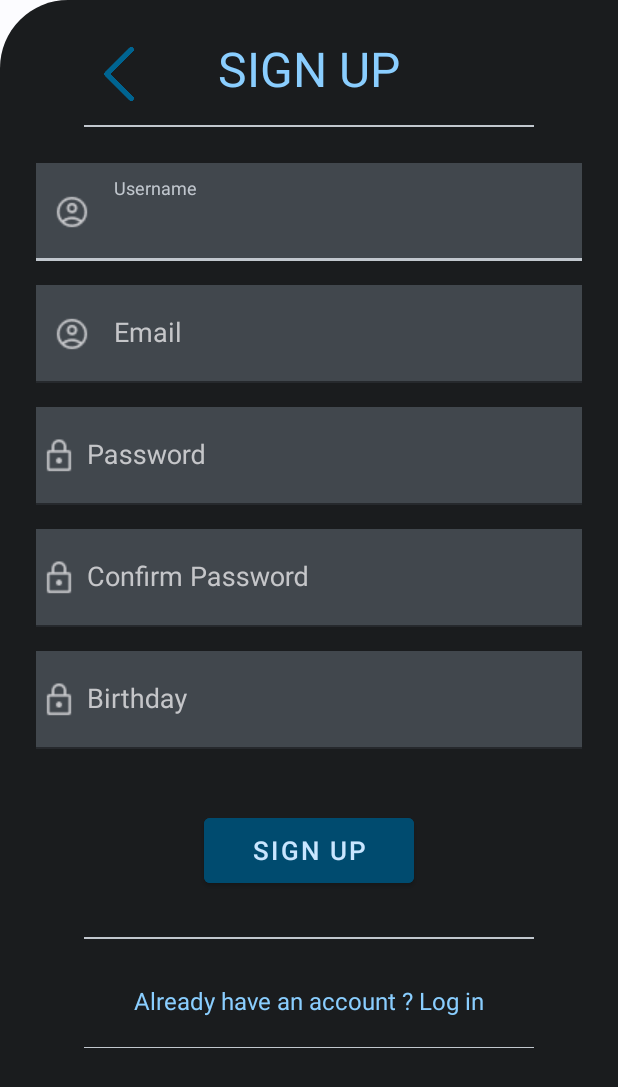
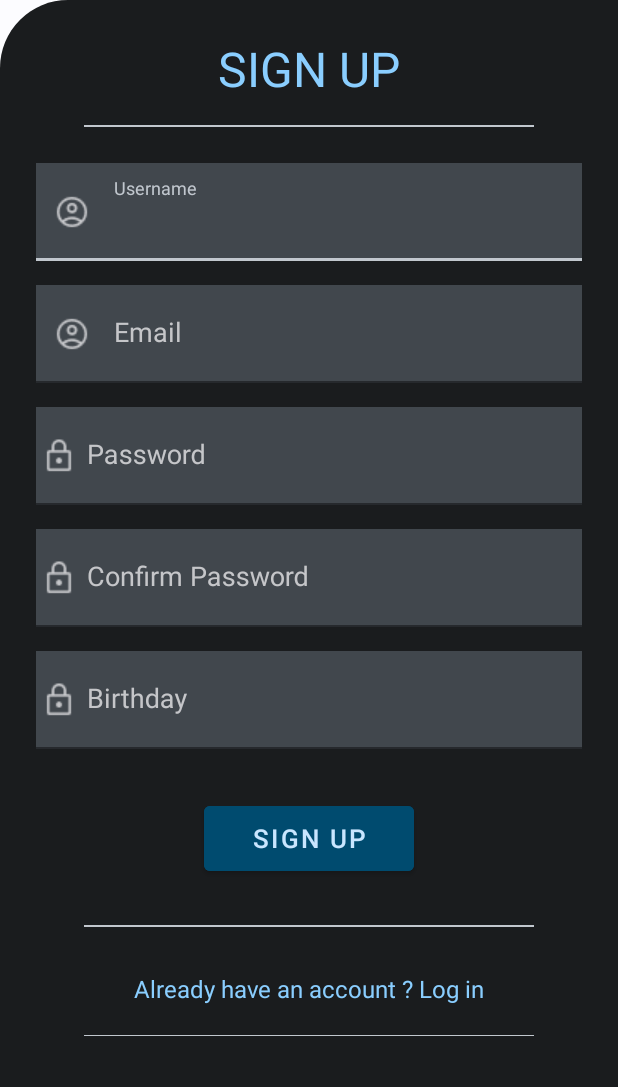
Before and after one commit to LapierreYohan/GifWatcher, an Android app: the layout modal_fragment_register.xml on its own in the app's theme, with its tools: preview values and no code run, on a phone screen of 412 x 824 dp. Shown: the top 1087 px of the screen. Run offline under Robolectric (Android 15) with nearby library versions, the phone set to English and light mode, and no system bars.

Commit message:
Connect Register Modal and Login modal

```diff
--- a/Gifs_Watcher/app/src/main/java/com/example/gifs_watcher/views/splashscreen/SplashScreenActivity.kt
+++ b/Gifs_Watcher/app/src/main/java/com/example/gifs_watcher/views/splashscreen/SplashScreenActivity.kt
@@ -19,7 +19,7 @@ class SplashScreenActivity : AppCompatActivity() {
         }
         setContentView(R.layout.activity_splash_screen)
 
-        Handler().postDelayed(this::showLoginModal, 500)
+        showLoginModal()
     }
 
     private fun showLoginModal() : Unit {
--- a/Gifs_Watcher/app/src/main/java/com/example/gifs_watcher/views/splashscreen/modals/LoginModal.kt
+++ b/Gifs_Watcher/app/src/main/java/com/example/gifs_watcher/views/splashscreen/modals/LoginModal.kt
@@ -23,6 +23,8 @@ object LoginModal : BottomSheetDialogFragment() {
         val register : TextView = view.findViewById(R.id.login_register)
         register.setOnClickListener {
             this.dismiss()
+            val registerMenu: RegisterModal = RegisterModal
+            registerMenu.show(getParentFragmentManager(), registerMenu.TAG)
         }
 
         dialog?.setCanceledOnTouchOutside(false)
--- a/Gifs_Watcher/app/src/main/java/com/example/gifs_watcher/views/splashscreen/modals/PasswordModal.kt
+++ b/Gifs_Watcher/app/src/main/java/com/example/gifs_watcher/views/splashscreen/modals/PasswordModal.kt
@@ -43,13 +43,13 @@ object PasswordModal : BottomSheetDialogFragment() {
 
     override fun onStart() : Unit {
         super.onStart();
-        var dialog : Dialog? = LoginModal.getDialog();
+        var dialog : Dialog? = PasswordModal.getDialog();
 
         if (dialog != null) {
             var bottomSheet : View = dialog.findViewById(R.id.modal_fragment_pass)
             bottomSheet.getLayoutParams().height = ViewGroup.LayoutParams.MATCH_PARENT;
 
-            var view : View? = LoginModal.getView();
+            var view : View? = PasswordModal.getView();
 
             val post = view?.post {
 
--- a/Gifs_Watcher/app/src/main/res/layout/modal_fragment_login.xml
+++ b/Gifs_Watcher/app/src/main/res/layout/modal_fragment_login.xml
@@ -197,7 +197,7 @@
         <View
             android:id="@+id/login_separator_view3"
             android:layout_width="300dp"
-            android:layout_height="1px"
+            android:layout_height="0.1px"
             android:layout_marginTop="20dp"
             android:background="@color/md_theme_dark_onSurfaceVariant"
             app:layout_constraintEnd_toEndOf="parent"
--- a/Gifs_Watcher/app/src/main/res/layout/modal_fragment_register.xml
+++ b/Gifs_Watcher/app/src/main/res/layout/modal_fragment_register.xml
@@ -22,18 +22,6 @@
         app:layout_behavior="com.google.android.material.bottomsheet.BottomSheetBehavior"
         app:layout_constraintBottom_toBottomOf="parent"
         tools:layout_editor_absoluteX="-109dp">
-
-        <Button
-            android:layout_width="36dp"
-            android:layout_height="36dp"
-            android:background="@drawable/back_icon"
-            android:backgroundTint="@color/md_theme_dark_onBackground"
-            app:layout_constraintBottom_toBottomOf="@+id/register_title"
-            app:layout_constraintEnd_toStartOf="@+id/register_title"
-            app:layout_constraintHorizontal_bias="0.56"
-            app:layout_constraintStart_toStartOf="parent"
-            app:layout_constraintTop_toTopOf="parent"
-            app:layout_constraintVertical_bias="1.0" />
 
         <TextView
             android:id="@+id/register_title"
@@ -210,7 +198,7 @@
             android:id="@+id/register_signin_button"
             android:layout_width="140dp"
             android:layout_height="55dp"
-            android:layout_marginTop="40dp"
+            android:layout_marginTop="32dp"
             android:backgroundTint="@color/md_theme_dark_primaryContainer"
             android:text="@string/register_button"
             android:textColor="@color/md_theme_dark_onPrimaryContainer"
@@ -245,7 +233,7 @@
         <View
             android:id="@+id/register_separator_view3"
             android:layout_width="300dp"
-            android:layout_height="1px"
+            android:layout_height="0.1px"
             android:layout_marginTop="20dp"
             android:background="@color/md_theme_dark_onSurfaceVariant"
             app:layout_constraintEnd_toEndOf="parent"
```
Also changed, not shown: Gifs_Watcher/app/src/main/java/com/example/gifs_watcher/views/splashscreen/modals/RegisterModal.kt (+8 -6 lines).
